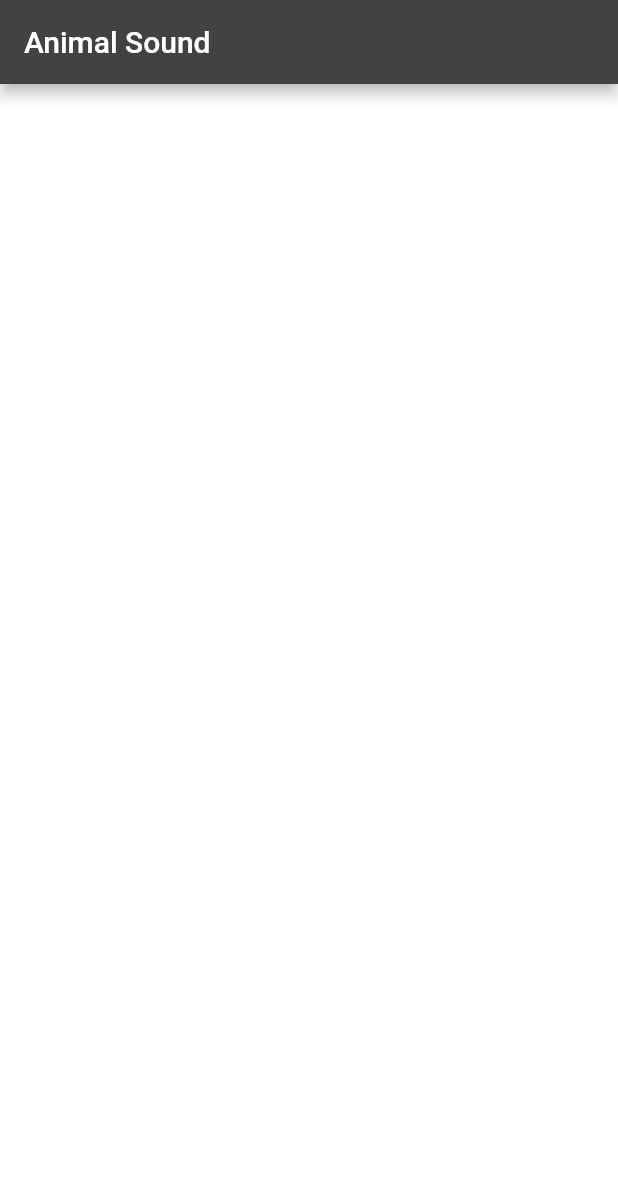
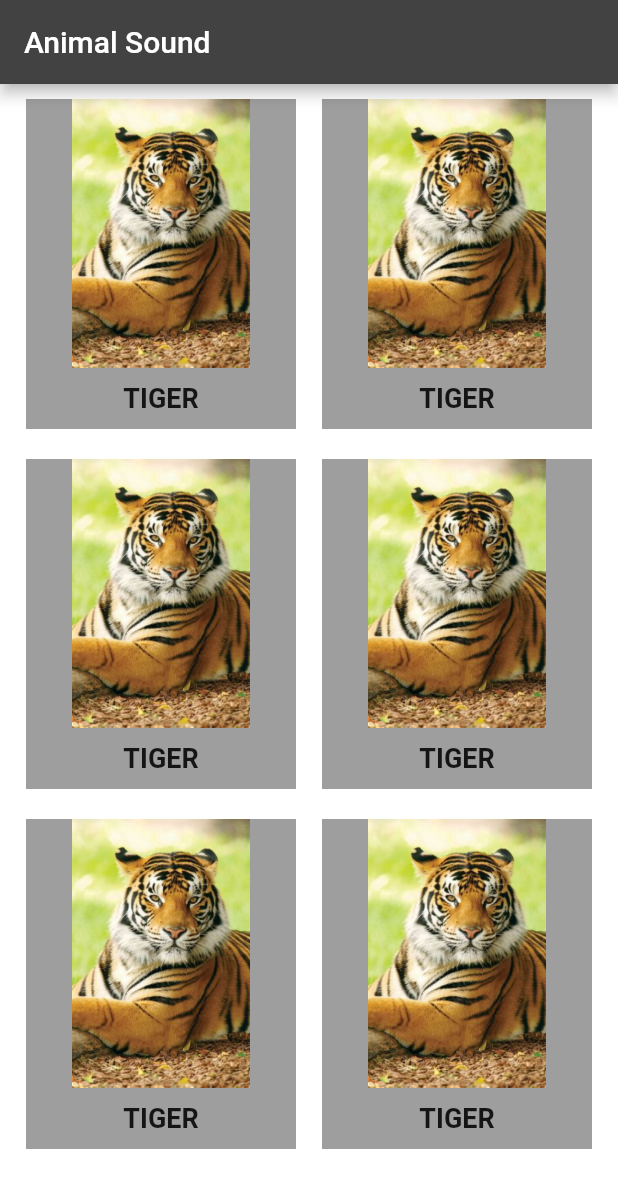
Before and after one commit to bmdesai0309/animalSound, a Flutter app: the screen it shows after launch, on a phone screen of 412 x 824 dp. Shown: the top 1188 px of the screen. Run offline on Flutter 3.47's test engine with Material 2 defaults, Android fonts, the light colour scheme and no system bars; our stand-ins replace audioplayers.

Commit message:
add fuctionality and complete desiggn

```diff
--- a/lib/main.dart
+++ b/lib/main.dart
@@ -6,6 +6,11 @@ void main() {
 }
 
 class AnimalSound extends StatelessWidget {
+  void playSound(String name, int soundNumber) {
+    final player = AudioCache();
+    player.play('sound$soundNumber$name.wav');
+  }
+
   @override
   Widget build(BuildContext context) {
     return MaterialApp(
@@ -16,12 +21,133 @@ class AnimalSound extends StatelessWidget {
           title: Text('Animal Sound'),
         ),
         body: SafeArea(
-          child: Column(
-            children: [
-
-            ],
-          ),
-        ),
+            child: Column(
+          children: [
+            Row(
+              mainAxisAlignment: MainAxisAlignment.spaceEvenly,
+              children: [
+                Container(
+                  margin: EdgeInsets.symmetric(vertical: 10.0),
+                  width: 180.0,
+                  height: 220.0,
+                  color: Colors.grey,
+                  child: Column(
+                    mainAxisAlignment: MainAxisAlignment.spaceAround,
+                    children: [
+                      Expanded(
+                        child: FlatButton(onPressed: () { playSound('tiger', 1); },
+                        child: Image.asset('images/tiger.jpg')),
+                      ),
+                      SizedBox(height: 10.0,),
+                      Text('TIGER', style: TextStyle(fontWeight: FontWeight.bold, fontSize: 18.0),),
+                      SizedBox(height: 10.0,),
+                    ],
+                  ),
+                ),
+                Container(
+                  margin: EdgeInsets.symmetric(vertical: 10.0),
+                  width: 180.0,
+                  height: 220.0,
+                  color: Colors.grey,
+                  child: Column(
+                    mainAxisAlignment: MainAxisAlignment.spaceAround,
+                    children: [
+                      Expanded(
+                        child: FlatButton(onPressed: () { playSound('tiger', 1); },
+                            child: Image.asset('images/tiger.jpg')),
+                      ),
+                      SizedBox(height: 10.0,),
+                      Text('TIGER', style: TextStyle(fontWeight: FontWeight.bold, fontSize: 18.0),),
+                      SizedBox(height: 10.0,),
+                    ],
+                  ),
+                ),
+              ],
+            ),
+            Row(
+              mainAxisAlignment: MainAxisAlignment.spaceEvenly,
+              children: [
+                Container(
+                  margin: EdgeInsets.symmetric(vertical: 10.0),
+                  width: 180.0,
+                  height: 220.0,
+                  color: Colors.grey,
+                  child: Column(
+                    mainAxisAlignment: MainAxisAlignment.spaceAround,
+                    children: [
+                      Expanded(
+                        child: FlatButton(onPressed: () { playSound('tiger', 1); },
+                            child: Image.asset('images/tiger.jpg')),
+                      ),
+                      SizedBox(height: 10.0,),
+                      Text('TIGER', style: TextStyle(fontWeight: FontWeight.bold, fontSize: 18.0),),
+                      SizedBox(height: 10.0,),
+                    ],
+                  ),
+                ),
+                Container(
+                  margin: EdgeInsets.symmetric(vertical: 10.0),
+                  width: 180.0,
+                  height: 220.0,
+                  color: Colors.grey,
+                  child: Column(
+                    mainAxisAlignment: MainAxisAlignment.spaceAround,
+                    children: [
+                      Expanded(
+                        child: FlatButton(onPressed: () { playSound('tiger', 1); },
+                            child: Image.asset('images/tiger.jpg')),
+                      ),
+                      SizedBox(height: 10.0,),
+                      Text('TIGER', style: TextStyle(fontWeight: FontWeight.bold, fontSize: 18.0),),
+                      SizedBox(height: 10.0,),
+                    ],
+                  ),
+                ),
+              ],
+            ),
+            Row(
+              mainAxisAlignment: MainAxisAlignment.spaceEvenly,
+              children: [
+                Container(
+                  margin: EdgeInsets.symmetric(vertical: 10.0),
+                  width: 180.0,
+                  height: 220.0,
+                  color: Colors.grey,
+                  child: Column(
+                    mainAxisAlignment: MainAxisAlignment.spaceAround,
+                    children: [
+                      Expanded(
+                        child: FlatButton(onPressed: () { playSound('tiger', 1); },
+                            child: Image.asset('images/tiger.jpg')),
+                      ),
+                      SizedBox(height: 10.0,),
+                      Text('TIGER', style: TextStyle(fontWeight: FontWeight.bold, fontSize: 18.0),),
+                      SizedBox(height: 10.0,),
+                    ],
+                  ),
+                ),
+                Container(
+                  margin: EdgeInsets.symmetric(vertical: 10.0),
+                  width: 180.0,
+                  height: 220.0,
+                  color: Colors.grey,
+                  child: Column(
+                    mainAxisAlignment: MainAxisAlignment.spaceAround,
+                    children: [
+                      Expanded(
+                        child: FlatButton(onPressed: () { playSound('tiger', 1); },
+                            child: Image.asset('images/tiger.jpg')),
+                      ),
+                      SizedBox(height: 10.0,),
+                      Text('TIGER', style: TextStyle(fontWeight: FontWeight.bold, fontSize: 18.0),),
+                      SizedBox(height: 10.0,),
+                    ],
+                  ),
+                ),
+              ],
+            )
+          ],
+        )),
       ),
     );
   }
```
